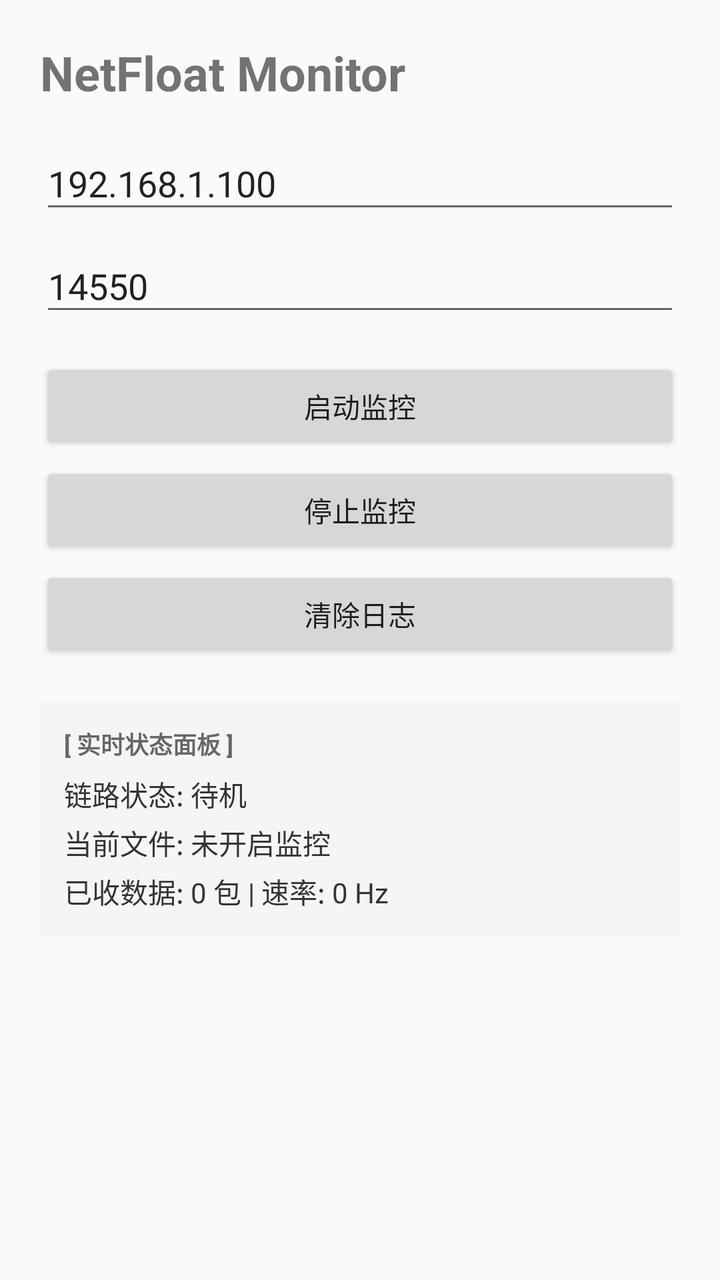
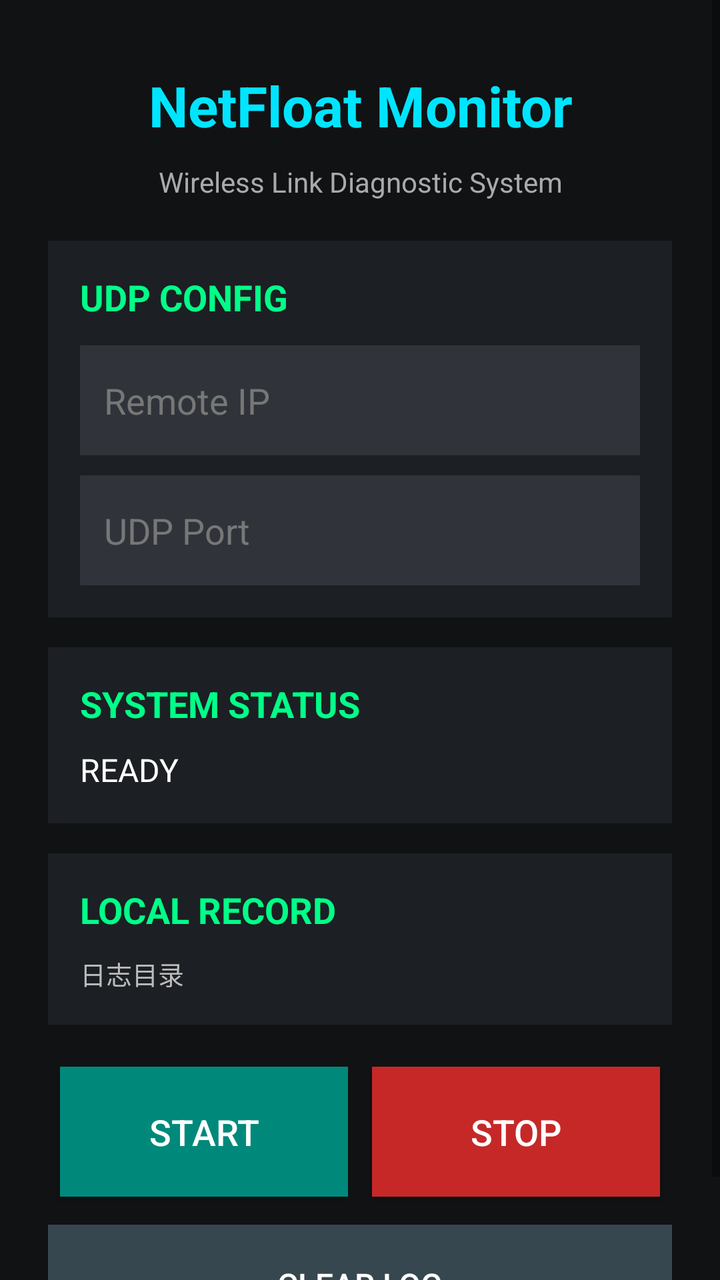

The first picture is an Android layout as it rendered before a commit; the second is the same layout after the commit. The layout source and the unified diff follow.
<!-- AndroidManifest.xml: application theme AppTheme -->
<!-- res/layout/activity_main.xml -->
<?xml version="1.0" encoding="utf-8"?>
<LinearLayout 
    xmlns:android="http://schemas.android.com/apk/res/android"
    android:layout_width="match_parent"
    android:layout_height="match_parent"
    android:orientation="vertical"
    android:padding="20dp">

    <TextView
        android:layout_width="wrap_content"
        android:layout_height="wrap_content"
        android:text="NetFloat Monitor"
        android:textStyle="bold"
        android:textSize="24sp" />

    <EditText
        android:id="@+id/editIp"
        android:layout_width="match_parent"
        android:layout_height="wrap_content"
        android:layout_marginTop="16dp"
        android:hint="目标IP"
        android:text="192.168.1.100" />

    <EditText
        android:id="@+id/editPort"
        android:layout_width="match_parent"
        android:layout_height="wrap_content"
        android:layout_marginTop="8dp"
        android:hint="UDP端口"
        android:inputType="number"
        android:text="14550" />

    <Button
        android:id="@+id/startBtn"
        android:layout_width="match_parent"
        android:layout_height="wrap_content"
        android:layout_marginTop="16dp"
        android:text="启动监控" />

    <Button
        android:id="@+id/stopBtn"
        android:layout_width="match_parent"
        android:layout_height="wrap_content"
        android:layout_marginTop="4dp"
        android:text="停止监控" />

    <Button
        android:id="@+id/clearBtn"
        android:layout_width="match_parent"
        android:layout_height="wrap_content"
        android:layout_marginTop="4dp"
        android:text="清除日志" />

    
    <LinearLayout
        android:layout_width="match_parent"
        android:layout_height="wrap_content"
        android:layout_marginTop="20dp"
        android:orientation="vertical"
        android:background="#F5F5F5"
        android:padding="12dp">

        <TextView
            android:layout_width="wrap_content"
            android:layout_height="wrap_content"
            android:text="[ 实时状态面板 ]"
            android:textStyle="bold"
            android:textColor="#666666"
            android:textSize="12sp" />

        <TextView
            android:id="@+id/tvStatusInfo"
            android:layout_width="match_parent"
            android:layout_height="wrap_content"
            android:layout_marginTop="6dp"
            android:textColor="#333333"
            android:textSize="14sp"
            android:lineSpacingMultiplier="1.2"
            android:text="链路状态: 待机\n当前文件: 未开启监控\n已收数据: 0 包 | 速率: 0 Hz" />
    </LinearLayout>

    <TextView
        android:id="@+id/logPath"
        android:layout_width="match_parent"
        android:layout_height="wrap_content"
        android:layout_marginTop="20dp"
        android:textColor="#888888"
        android:textSize="12sp" />

</LinearLayout>
<!-- resources referenced by this layout -->
<resources>
  <style name="AppTheme" parent="Theme.AppCompat.Light.NoActionBar">
  
  </style>
</resources>

<!-- the commit's change to res/layout/activity_main.xml (unified diff, before → after) -->
@@ -1,90 +1,374 @@
 <?xml version="1.0" encoding="utf-8"?>
-<LinearLayout 
+<ScrollView
     xmlns:android="http://schemas.android.com/apk/res/android"
+
     android:layout_width="match_parent"
+
     android:layout_height="match_parent"
-    android:orientation="vertical"
-    android:padding="20dp">
-
-    <TextView
-        android:layout_width="wrap_content"
+
+    android:background="#101214">
+
+
+    <LinearLayout
+
+        android:layout_width="match_parent"
+
         android:layout_height="wrap_content"
-        android:text="NetFloat Monitor"
-        android:textStyle="bold"
-        android:textSize="24sp" />
-
-    <EditText
-        android:id="@+id/editIp"
-        android:layout_width="match_parent"
-        android:layout_height="wrap_content"
-        android:layout_marginTop="16dp"
-        android:hint="目标IP"
-        android:text="192.168.1.100" />
-
-    <EditText
-        android:id="@+id/editPort"
-        android:layout_width="match_parent"
-        android:layout_height="wrap_content"
-        android:layout_marginTop="8dp"
-        android:hint="UDP端口"
-        android:inputType="number"
-        android:text="14550" />
-
-    <Button
-        android:id="@+id/startBtn"
-        android:layout_width="match_parent"
-        android:layout_height="wrap_content"
-        android:layout_marginTop="16dp"
-        android:text="启动监控" />
-
-    <Button
-        android:id="@+id/stopBtn"
-        android:layout_width="match_parent"
-        android:layout_height="wrap_content"
-        android:layout_marginTop="4dp"
-        android:text="停止监控" />
-
-    <Button
-        android:id="@+id/clearBtn"
-        android:layout_width="match_parent"
-        android:layout_height="wrap_content"
-        android:layout_marginTop="4dp"
-        android:text="清除日志" />
-
-    
-    <LinearLayout
-        android:layout_width="match_parent"
-        android:layout_height="wrap_content"
-        android:layout_marginTop="20dp"
+
         android:orientation="vertical"
-        android:background="#F5F5F5"
-        android:padding="12dp">
+
+        android:padding="24dp">
+
+
+
+        
 
         <TextView
-            android:layout_width="wrap_content"
-            android:layout_height="wrap_content"
-            android:text="[ 实时状态面板 ]"
+
+            android:layout_width="match_parent"
+
+            android:layout_height="wrap_content"
+
+            android:text="NetFloat Monitor"
+
+            android:textSize="28sp"
+
+            android:textColor="#00E5FF"
+
             android:textStyle="bold"
-            android:textColor="#666666"
-            android:textSize="12sp" />
+
+            android:gravity="center"
+
+            android:padding="10dp"/>
+
+
+
 
         <TextView
-            android:id="@+id/tvStatusInfo"
-            android:layout_width="match_parent"
-            android:layout_height="wrap_content"
-            android:layout_marginTop="6dp"
-            android:textColor="#333333"
+
+            android:layout_width="match_parent"
+
+            android:layout_height="wrap_content"
+
+            android:text="Wireless Link Diagnostic System"
+
             android:textSize="14sp"
-            android:lineSpacingMultiplier="1.2"
-            android:text="链路状态: 待机\n当前文件: 未开启监控\n已收数据: 0 包 | 速率: 0 Hz" />
+
+            android:textColor="#AAAAAA"
+
+            android:gravity="center"
+
+            android:paddingBottom="20dp"/>
+
+
+
+
+
+        
+
+        <LinearLayout
+
+            android:layout_width="match_parent"
+
+            android:layout_height="wrap_content"
+
+            android:orientation="vertical"
+
+            android:background="#1C1F23"
+
+            android:padding="16dp"
+
+            android:layout_marginBottom="15dp">
+
+
+
+            <TextView
+
+                android:layout_width="wrap_content"
+
+                android:layout_height="wrap_content"
+
+                android:text="UDP CONFIG"
+
+                android:textColor="#00FF88"
+
+                android:textSize="18sp"
+
+                android:textStyle="bold"/>
+
+
+
+            <EditText
+
+                android:id="@+id/editIp"
+
+                android:layout_width="match_parent"
+
+                android:layout_height="55dp"
+
+                android:layout_marginTop="12dp"
+
+                android:hint="Remote IP"
+
+                android:textColor="#FFFFFF"
+
+                android:textColorHint="#777777"
+
+                android:inputType="text"
+
+                android:background="#30343A"
+
+                android:padding="12dp"/>
+
+
+
+
+            <EditText
+
+                android:id="@+id/editPort"
+
+                android:layout_width="match_parent"
+
+                android:layout_height="55dp"
+
+                android:layout_marginTop="10dp"
+
+                android:hint="UDP Port"
+
+                android:textColor="#FFFFFF"
+
+                android:textColorHint="#777777"
+
+                android:inputType="number"
+
+                android:background="#30343A"
+
+                android:padding="12dp"/>
+
+
+
+        </LinearLayout>
+
+
+
+
+
+
+
+
+        
+
+        <LinearLayout
+
+            android:layout_width="match_parent"
+
+            android:layout_height="wrap_content"
+
+            android:background="#1C1F23"
+
+            android:padding="16dp"
+
+            android:layout_marginBottom="15dp"
+
+            android:orientation="vertical">
+
+
+
+            <TextView
+
+                android:layout_width="wrap_content"
+
+                android:layout_height="wrap_content"
+
+                android:text="SYSTEM STATUS"
+
+                android:textColor="#00FF88"
+
+                android:textSize="18sp"
+
+                android:textStyle="bold"/>
+
+
+
+            <TextView
+
+                android:id="@+id/tvStatusInfo"
+
+                android:layout_width="match_parent"
+
+                android:layout_height="wrap_content"
+
+                android:layout_marginTop="10dp"
+
+                android:text="READY"
+
+                android:textColor="#FFFFFF"
+
+                android:textSize="16sp"/>
+
+
+
+        </LinearLayout>
+
+
+
+
+
+
+
+
+
+        
+
+        <LinearLayout
+
+            android:layout_width="match_parent"
+
+            android:layout_height="wrap_content"
+
+            android:background="#1C1F23"
+
+            android:padding="16dp"
+
+            android:orientation="vertical"
+
+            android:layout_marginBottom="15dp">
+
+
+
+            <TextView
+
+                android:layout_width="wrap_content"
+
+                android:layout_height="wrap_content"
+
+                android:text="LOCAL RECORD"
+
+                android:textColor="#00FF88"
+
+                android:textSize="18sp"
+
+                android:textStyle="bold"/>
+
+
+
+            <TextView
+
+                android:id="@+id/logPath"
+
+                android:layout_width="match_parent"
+
+                android:layout_height="wrap_content"
+
+                android:text="日志目录"
+
+                android:textColor="#BBBBBB"
+
+                android:textSize="13sp"
+
+                android:paddingTop="10dp"/>
+
+
+
+        </LinearLayout>
+
+
+
+
+
+
+
+
+
+        
+
+        <LinearLayout
+
+            android:layout_width="match_parent"
+
+            android:layout_height="wrap_content"
+
+            android:orientation="horizontal"
+
+            android:gravity="center">
+
+
+
+            <Button
+
+                android:id="@+id/startBtn"
+
+                android:layout_width="0dp"
+
+                android:layout_height="65dp"
+
+                android:layout_weight="1"
+
+                android:layout_margin="6dp"
+
+                android:text="START"
+
+                android:textSize="18sp"
+
+                android:textColor="#FFFFFF"
+
+                android:background="#00897B"/>
+
+
+
+
+
+            <Button
+
+                android:id="@+id/stopBtn"
+
+                android:layout_width="0dp"
+
+                android:layout_height="65dp"
+
+                android:layout_weight="1"
+
+                android:layout_margin="6dp"
+
+                android:text="STOP"
+
+                android:textSize="18sp"
+
+                android:textColor="#FFFFFF"
+
+                android:background="#C62828"/>
+
+
+
+        </LinearLayout>
+
+
+
+
+
+
+
+        <Button
+
+            android:id="@+id/clearBtn"
+
+            android:layout_width="match_parent"
+
+            android:layout_height="60dp"
+
+            android:layout_marginTop="8dp"
+
+            android:text="CLEAR LOG"
+
+            android:textSize="16sp"
+
+            android:textColor="#FFFFFF"
+
+            android:background="#37474F"/>
+
+
+
     </LinearLayout>
 
-    <TextView
-        android:id="@+id/logPath"
-        android:layout_width="match_parent"
-        android:layout_height="wrap_content"
-        android:layout_marginTop="20dp"
-        android:textColor="#888888"
-        android:textSize="12sp" />
-
-</LinearLayout>
+
+</ScrollView>
